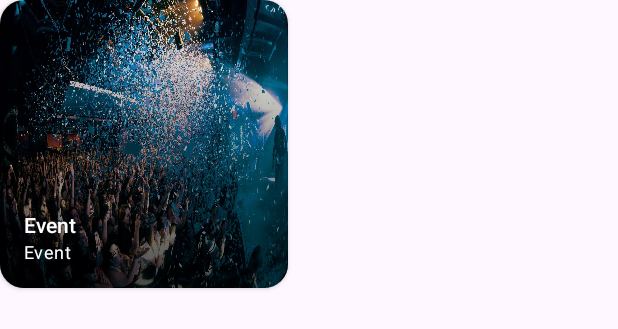
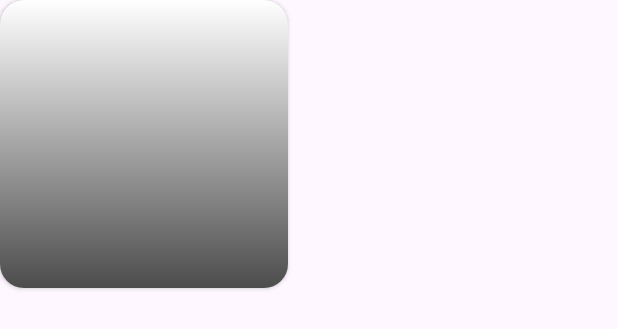
Before and after one commit to Sandlo/EventRadar, an Android app: the layout list_item_event.xml on its own in the app's theme, with its tools: preview values and no code run, on a phone screen of 412 x 824 dp. Shown: the top 329 px of the screen. Run offline under Robolectric (Android 15) with nearby library versions, the phone set to English and light mode, and no system bars.

Commit message:
Update list_item_event.xml

```diff
--- a/app/src/main/res/layout/list_item_event.xml
+++ b/app/src/main/res/layout/list_item_event.xml
@@ -9,8 +9,7 @@
     <RelativeLayout
         android:id="@+id/frame"
         android:layout_width="match_parent"
-        android:layout_height="match_parent"
-        android:background="@drawable/elena_de_soto">
+        android:layout_height="match_parent">
 
         <View
             android:layout_width="match_parent"
@@ -21,21 +20,21 @@
             android:id="@+id/title"
             android:layout_width="wrap_content"
             android:layout_height="wrap_content"
-            android:text="@string/title_event"
             android:textAppearance="@style/TextAppearance.Material3.TitleSmall"
             android:textColor="@android:color/white"
             android:layout_above="@id/summary"
-            android:paddingHorizontal="@dimen/full_padding" />
+            android:paddingHorizontal="@dimen/full_padding"
+            android:textIsSelectable="false" />
 
         <TextView
             android:id="@+id/summary"
             android:layout_width="wrap_content"
             android:layout_height="wrap_content"
-            android:text="@string/title_event"
             android:textAppearance="@style/TextAppearance.Material3.BodySmall"
             android:textColor="@android:color/white"
             android:layout_alignParentBottom="true"
             android:paddingHorizontal="@dimen/full_padding"
-            android:paddingBottom="@dimen/full_padding" />
+            android:paddingBottom="@dimen/full_padding"
+            android:textIsSelectable="false" />
     </RelativeLayout>
 </androidx.cardview.widget.CardView>
```
